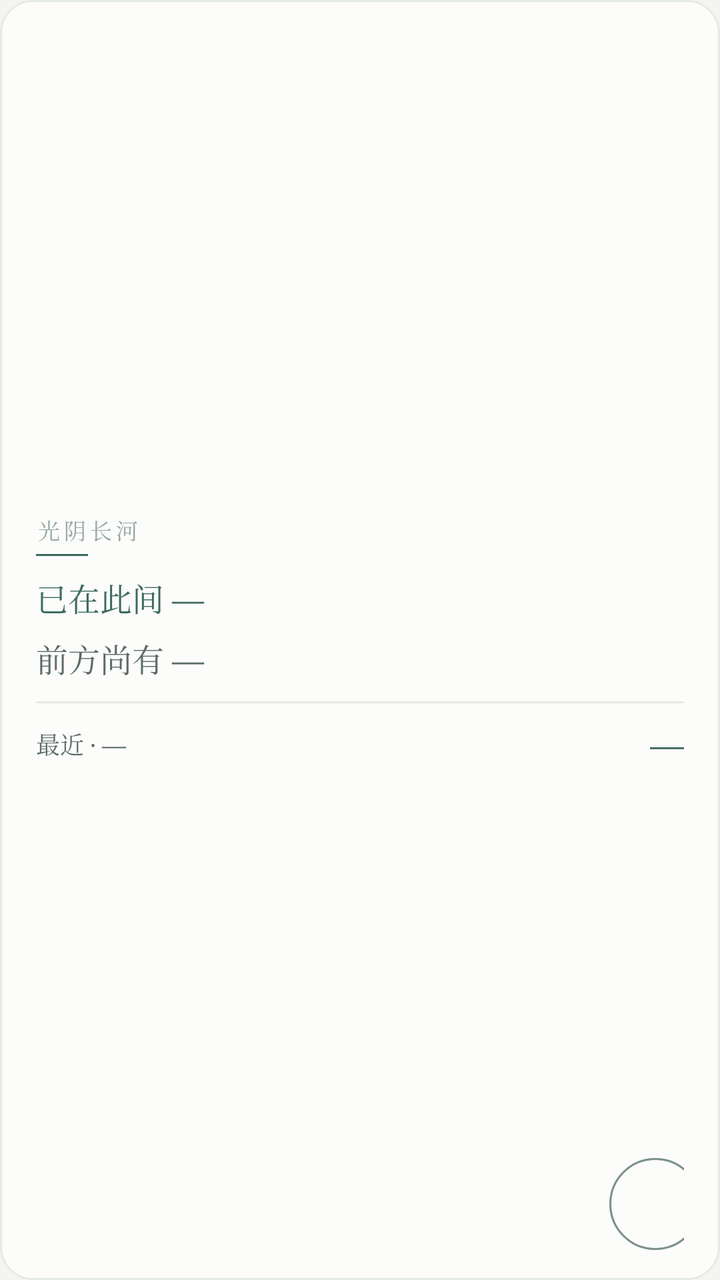
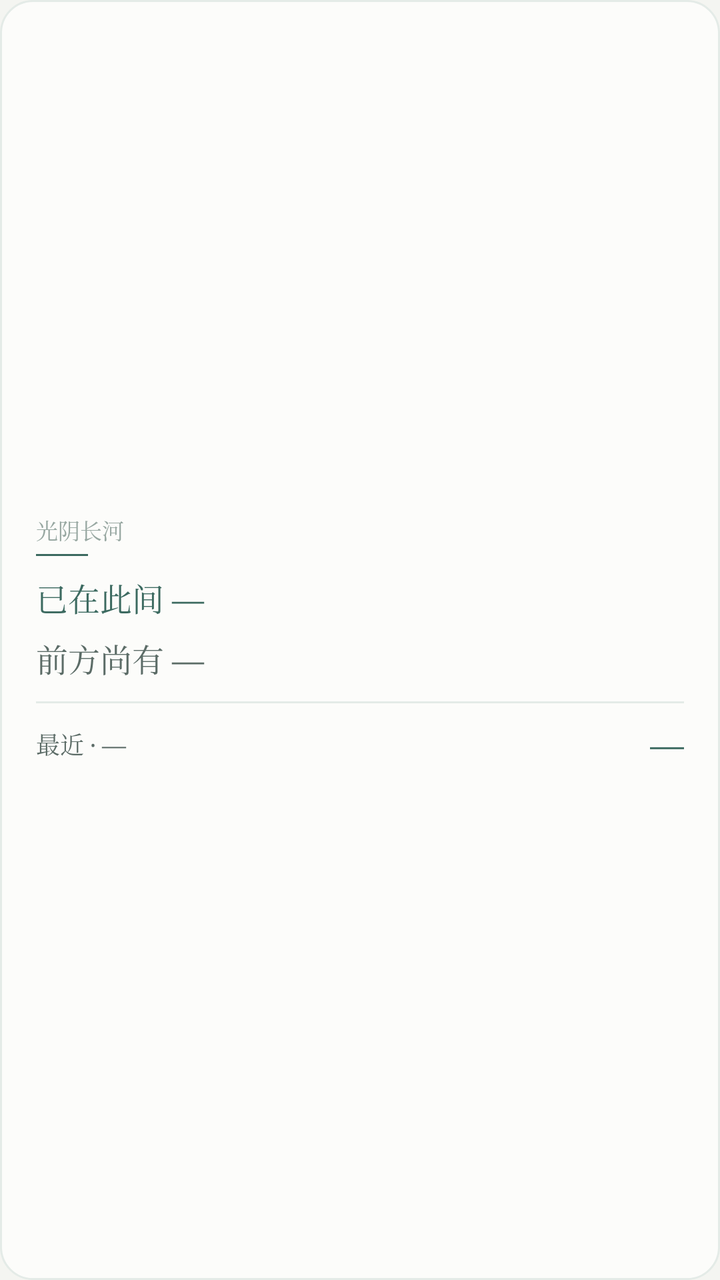

Compare the two renders of this Android layout. The source of the first and the diff that turns it into the second are given below.
<!-- AndroidManifest.xml: application theme AppTheme -->
<!-- res/layout/widget_wide.xml -->
<?xml version="1.0" encoding="utf-8"?>
<FrameLayout xmlns:android="http://schemas.android.com/apk/res/android"
    android:id="@+id/w_root"
    android:layout_width="match_parent"
    android:layout_height="match_parent"
    android:background="@drawable/widget_bg"
    android:paddingLeft="18dp"
    android:paddingRight="18dp"
    android:paddingTop="13dp"
    android:paddingBottom="13dp">

    <ImageView
        android:layout_width="46dp"
        android:layout_height="46dp"
        android:layout_gravity="bottom|end"
        android:layout_marginEnd="-9dp"
        android:layout_marginBottom="2dp"
        android:alpha="0.5"
        android:src="@drawable/widget_ripple" />

    <LinearLayout
        android:layout_width="match_parent"
        android:layout_height="match_parent"
        android:orientation="vertical"
        android:gravity="center_vertical">

        <TextView
            android:id="@+id/w_brand"
            android:layout_width="wrap_content"
            android:layout_height="wrap_content"
            android:text="光阴长河"
            android:textColor="@color/ink3"
            android:textSize="11sp"
            android:letterSpacing="0.18"
            android:fontFamily="serif" />

        <View
            android:layout_width="26dp"
            android:layout_height="1dp"
            android:layout_marginTop="4dp"
            android:layout_marginBottom="9dp"
            android:background="@color/jade" />

        <TextView
            android:id="@+id/w_lived"
            android:layout_width="match_parent"
            android:layout_height="wrap_content"
            android:text="已在此间 —"
            android:textColor="@color/jade"
            android:textSize="16sp"
            android:maxLines="2"
            android:ellipsize="end"
            android:lineSpacingExtra="3dp"
            android:fontFamily="serif" />

        <TextView
            android:id="@+id/w_ahead"
            android:layout_width="match_parent"
            android:layout_height="wrap_content"
            android:layout_marginTop="7dp"
            android:text="前方尚有 —"
            android:textColor="@color/ink2"
            android:textSize="16sp"
            android:maxLines="2"
            android:ellipsize="end"
            android:lineSpacingExtra="3dp"
            android:fontFamily="serif" />

        <TextView
            android:layout_width="match_parent"
            android:layout_height="1dp"
            android:layout_marginTop="10dp"
            android:layout_marginBottom="9dp"
            android:background="@color/widget_line" />

        <LinearLayout
            android:layout_width="match_parent"
            android:layout_height="wrap_content"
            android:orientation="horizontal"
            android:gravity="center_vertical">

            <TextView
                android:id="@+id/w_mark_name"
                android:layout_width="0dp"
                android:layout_height="wrap_content"
                android:layout_weight="1"
                android:text="最近 · —"
                android:textColor="@color/ink2"
                android:textSize="12sp"
                android:singleLine="true"
                android:ellipsize="end"
                android:fontFamily="serif" />

            <TextView
                android:id="@+id/w_mark_days"
                android:layout_width="wrap_content"
                android:layout_height="wrap_content"
                android:text="—"
                android:textColor="@color/jade"
                android:textSize="17sp"
                android:fontFamily="serif" />
        </LinearLayout>
    </LinearLayout>

</FrameLayout>
<!-- resources referenced by this layout -->
<resources>
  <color name="ink2">#5C6C67</color>
  <color name="ink3">#97A7A1</color>
  <color name="jade">#3C6A60</color>
  <color name="widget_line">#E4EBE7</color>
  <!-- drawable widget_bg (drawable) -->
  <?xml version="1.0" encoding="utf-8"?>
  <shape xmlns:android="http://schemas.android.com/apk/res/android"
      android:shape="rectangle">
      <solid android:color="@color/widget_bg" />
      <stroke
          android:width="1dp"
          android:color="@color/widget_line" />
      <corners android:radius="16dp" />
      <padding
          android:left="0dp"
          android:top="0dp"
          android:right="0dp"
          android:bottom="0dp" />
  </shape>
  <!-- drawable widget_ripple (drawable) -->
  <?xml version="1.0" encoding="utf-8"?>
  <layer-list xmlns:android="http://schemas.android.com/apk/res/android">
      <item>
          <shape android:shape="oval">
              <solid android:color="@android:color/transparent" />
              <stroke android:width="1dp" android:color="@color/jade" />
          </shape>
      </item>
      <item android:inset="5dp">
          <shape android:shape="oval">
              <solid android:color="@android:color/transparent" />
              <stroke android:width="1dp" android:color="@color/ink2" />
          </shape>
      </item>
  </layer-list>
  <style name="AppTheme" parent="android:style/Theme.Material.Light.NoActionBar">
          <item name="android:windowBackground">@color/bg</item>
          <item name="android:statusBarColor">@color/bg</item>
          <item name="android:windowLightStatusBar">true</item>
          <item name="android:navigationBarColor">@color/bg</item>
      </style>
  <color name="widget_bg">#FCFCFA</color>
  <color name="bg">#F4F5F1</color>
</resources>

<!-- the commit's change to res/layout/widget_wide.xml (unified diff, before → after) -->
@@ -1,105 +1,90 @@
 <?xml version="1.0" encoding="utf-8"?>
-<FrameLayout xmlns:android="http://schemas.android.com/apk/res/android"
+<LinearLayout xmlns:android="http://schemas.android.com/apk/res/android"
     android:id="@+id/w_root"
     android:layout_width="match_parent"
     android:layout_height="match_parent"
+    android:orientation="vertical"
     android:background="@drawable/widget_bg"
+    android:gravity="center_vertical"
     android:paddingLeft="18dp"
     android:paddingRight="18dp"
     android:paddingTop="13dp"
     android:paddingBottom="13dp">
 
-    <ImageView
-        android:layout_width="46dp"
-        android:layout_height="46dp"
-        android:layout_gravity="bottom|end"
-        android:layout_marginEnd="-9dp"
-        android:layout_marginBottom="2dp"
-        android:alpha="0.5"
-        android:src="@drawable/widget_ripple" />
+    <TextView
+        android:id="@+id/w_brand"
+        android:layout_width="wrap_content"
+        android:layout_height="wrap_content"
+        android:text="光阴长河"
+        android:textColor="@color/ink3"
+        android:textSize="11sp"
+        android:fontFamily="serif" />
+
+    <View
+        android:layout_width="26dp"
+        android:layout_height="1dp"
+        android:layout_marginTop="4dp"
+        android:layout_marginBottom="9dp"
+        android:background="@color/jade" />
+
+    <TextView
+        android:id="@+id/w_lived"
+        android:layout_width="match_parent"
+        android:layout_height="wrap_content"
+        android:text="已在此间 —"
+        android:textColor="@color/jade"
+        android:textSize="16sp"
+        android:maxLines="2"
+        android:ellipsize="end"
+        android:lineSpacingExtra="3dp"
+        android:fontFamily="serif" />
+
+    <TextView
+        android:id="@+id/w_ahead"
+        android:layout_width="match_parent"
+        android:layout_height="wrap_content"
+        android:layout_marginTop="7dp"
+        android:text="前方尚有 —"
+        android:textColor="@color/ink2"
+        android:textSize="16sp"
+        android:maxLines="2"
+        android:ellipsize="end"
+        android:lineSpacingExtra="3dp"
+        android:fontFamily="serif" />
+
+    <TextView
+        android:layout_width="match_parent"
+        android:layout_height="1dp"
+        android:layout_marginTop="10dp"
+        android:layout_marginBottom="9dp"
+        android:background="@color/widget_line" />
 
     <LinearLayout
         android:layout_width="match_parent"
-        android:layout_height="match_parent"
-        android:orientation="vertical"
+        android:layout_height="wrap_content"
+        android:orientation="horizontal"
         android:gravity="center_vertical">
 
         <TextView
-            android:id="@+id/w_brand"
-            android:layout_width="wrap_content"
+            android:id="@+id/w_mark_name"
+            android:layout_width="0dp"
             android:layout_height="wrap_content"
-            android:text="光阴长河"
-            android:textColor="@color/ink3"
-            android:textSize="11sp"
-            android:letterSpacing="0.18"
-            android:fontFamily="serif" />
-
-        <View
-            android:layout_width="26dp"
-            android:layout_height="1dp"
-            android:layout_marginTop="4dp"
-            android:layout_marginBottom="9dp"
-            android:background="@color/jade" />
-
-        <TextView
-            android:id="@+id/w_lived"
-            android:layout_width="match_parent"
-            android:layout_height="wrap_content"
-            android:text="已在此间 —"
-            android:textColor="@color/jade"
-            android:textSize="16sp"
-            android:maxLines="2"
+            android:layout_weight="1"
+            android:text="最近 · —"
+            android:textColor="@color/ink2"
+            android:textSize="12sp"
+            android:singleLine="true"
             android:ellipsize="end"
-            android:lineSpacingExtra="3dp"
             android:fontFamily="serif" />
 
         <TextView
-            android:id="@+id/w_ahead"
-            android:layout_width="match_parent"
+            android:id="@+id/w_mark_days"
+            android:layout_width="wrap_content"
             android:layout_height="wrap_content"
-            android:layout_marginTop="7dp"
-            android:text="前方尚有 —"
-            android:textColor="@color/ink2"
-            android:textSize="16sp"
-            android:maxLines="2"
-            android:ellipsize="end"
-            android:lineSpacingExtra="3dp"
+            android:text="—"
+            android:textColor="@color/jade"
+            android:textSize="17sp"
             android:fontFamily="serif" />
-
-        <TextView
-            android:layout_width="match_parent"
-            android:layout_height="1dp"
-            android:layout_marginTop="10dp"
-            android:layout_marginBottom="9dp"
-            android:background="@color/widget_line" />
-
-        <LinearLayout
-            android:layout_width="match_parent"
-            android:layout_height="wrap_content"
-            android:orientation="horizontal"
-            android:gravity="center_vertical">
-
-            <TextView
-                android:id="@+id/w_mark_name"
-                android:layout_width="0dp"
-                android:layout_height="wrap_content"
-                android:layout_weight="1"
-                android:text="最近 · —"
-                android:textColor="@color/ink2"
-                android:textSize="12sp"
-                android:singleLine="true"
-                android:ellipsize="end"
-                android:fontFamily="serif" />
-
-            <TextView
-                android:id="@+id/w_mark_days"
-                android:layout_width="wrap_content"
-                android:layout_height="wrap_content"
-                android:text="—"
-                android:textColor="@color/jade"
-                android:textSize="17sp"
-                android:fontFamily="serif" />
-        </LinearLayout>
     </LinearLayout>
 
-</FrameLayout>
+</LinearLayout>
<!-- resource entries referenced after the edit -->
@@ -19,22 +19,6 @@
           android:right="0dp"
           android:bottom="0dp" />
   </shape>
-  <!-- drawable widget_ripple (drawable) -->
-  <?xml version="1.0" encoding="utf-8"?>
-  <layer-list xmlns:android="http://schemas.android.com/apk/res/android">
-      <item>
-          <shape android:shape="oval">
-              <solid android:color="@android:color/transparent" />
-              <stroke android:width="1dp" android:color="@color/jade" />
-          </shape>
-      </item>
-      <item android:inset="5dp">
-          <shape android:shape="oval">
-              <solid android:color="@android:color/transparent" />
-              <stroke android:width="1dp" android:color="@color/ink2" />
-          </shape>
-      </item>
-  </layer-list>
   <style name="AppTheme" parent="android:style/Theme.Material.Light.NoActionBar">
           <item name="android:windowBackground">@color/bg</item>
           <item name="android:statusBarColor">@color/bg</item>
